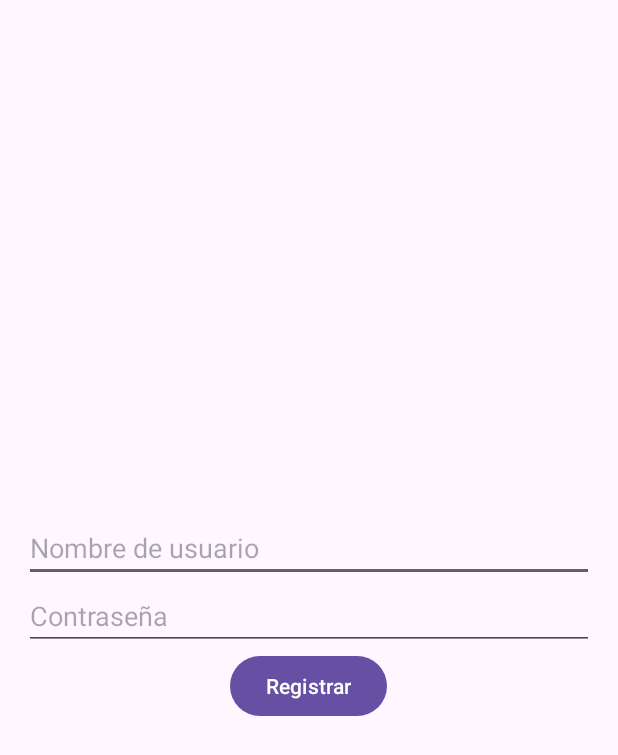
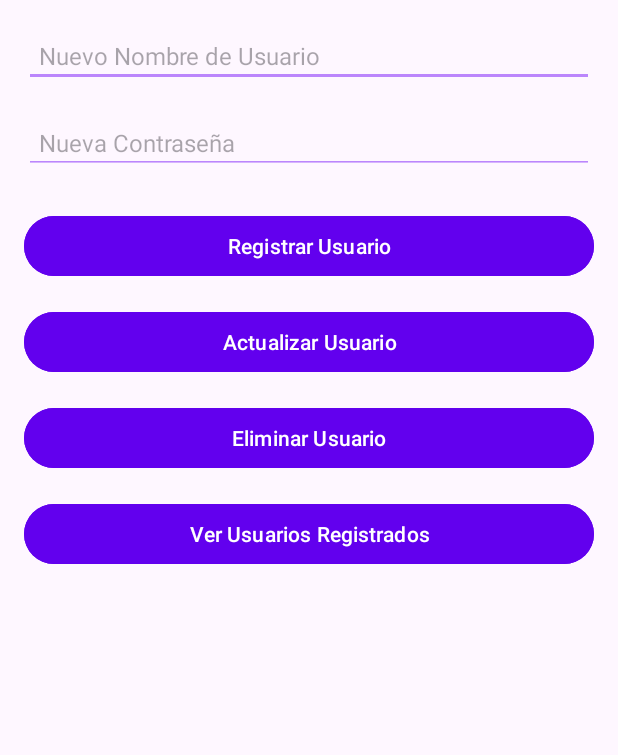
Before and after one commit to thecrisrex/EVA1, an Android app built with Jetpack Compose: the layout activity_register_user.xml on its own in the app's theme, with its tools: preview values and no code run, on a phone screen of 412 x 824 dp. Shown: the top 755 px of the screen. Run offline under Robolectric (Android 15) with nearby library versions, the phone set to English and light mode, and no system bars.

Commit message:
Update activity_register_user.xml

```diff
--- a/app/src/main/res/layout/activity_register_user.xml
+++ b/app/src/main/res/layout/activity_register_user.xml
@@ -3,25 +3,71 @@
     android:layout_width="match_parent"
     android:layout_height="match_parent"
     android:orientation="vertical"
-    android:gravity="center"
     android:padding="16dp">
 
     <EditText
         android:id="@+id/etNewUsername"
         android:layout_width="match_parent"
         android:layout_height="wrap_content"
-        android:hint="Nombre de usuario" />
+        android:hint="Nuevo Nombre de Usuario"
+        android:textColor="@android:color/black"
+        android:backgroundTint="@color/purple_200"
+        android:textSize="16sp"
+        android:padding="10dp"
+        android:layout_marginBottom="16dp"/>
 
     <EditText
         android:id="@+id/etNewPassword"
         android:layout_width="match_parent"
         android:layout_height="wrap_content"
-        android:hint="Contraseña"
-        android:inputType="textPassword" />
+        android:hint="Nueva Contraseña"
+        android:textColor="@android:color/black"
+        android:backgroundTint="@color/purple_200"
+        android:textSize="16sp"
+        android:padding="10dp"
+        android:layout_marginBottom="24dp"/>
 
     <Button
         android:id="@+id/btnRegistrar"
-        android:layout_width="wrap_content"
+        android:layout_width="match_parent"
         android:layout_height="wrap_content"
-        android:text="Registrar" />
+        android:text="Registrar Usuario"
+        android:textColor="@android:color/white"
+        android:backgroundTint="@color/purple_500"
+        android:layout_marginBottom="16dp"/>
+
+    <Button
+        android:id="@+id/btnActualizar"
+        android:layout_width="match_parent"
+        android:layout_height="wrap_content"
+        android:text="Actualizar Usuario"
+        android:textColor="@android:color/white"
+        android:backgroundTint="@color/purple_500"
+        android:layout_marginBottom="16dp"/>
+
+    <Button
+        android:id="@+id/btnEliminar"
+        android:layout_width="match_parent"
+        android:layout_height="wrap_content"
+        android:text="Eliminar Usuario"
+        android:textColor="@android:color/white"
+        android:backgroundTint="@color/purple_500"
+        android:layout_marginBottom="16dp"/>
+
+    <Button
+        android:id="@+id/btnVerUsuarios"
+        android:layout_width="match_parent"
+        android:layout_height="wrap_content"
+        android:text="Ver Usuarios Registrados"
+        android:textColor="@android:color/white"
+        android:backgroundTint="@color/purple_500"
+        android:layout_marginBottom="24dp"/>
+
+    <ListView
+        android:id="@+id/userListView"
+        android:layout_width="match_parent"
+        android:layout_height="wrap_content"
+        android:divider="@android:color/darker_gray"
+        android:dividerHeight="1dp"/>
+
 </LinearLayout>
```
